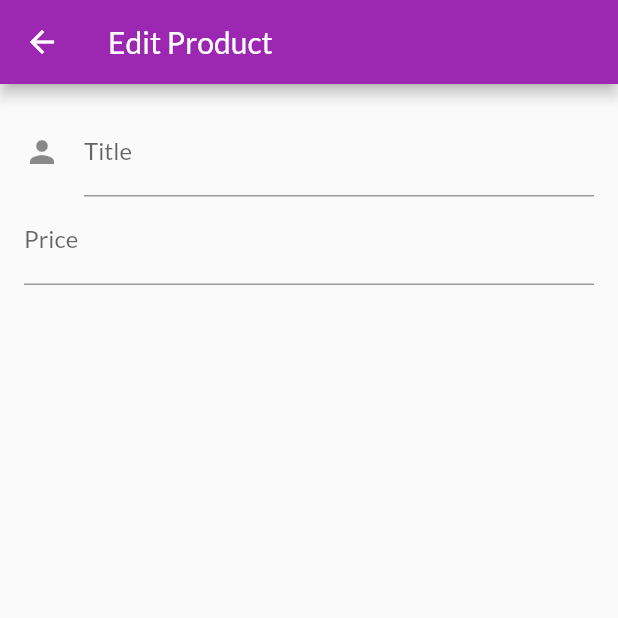
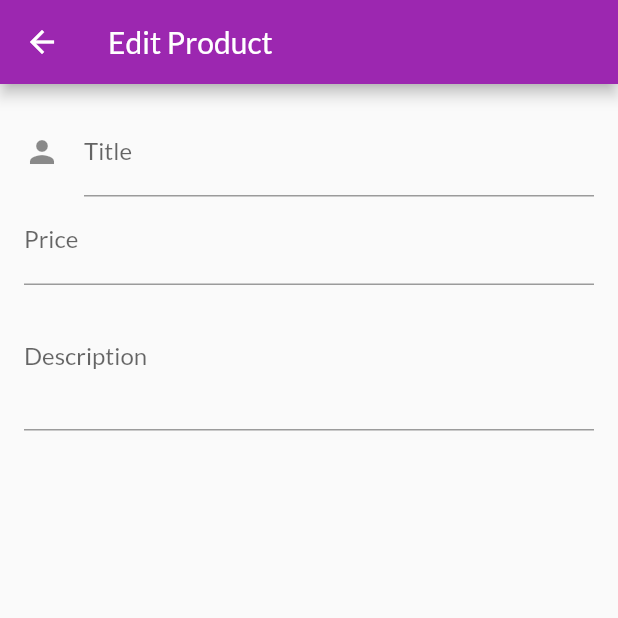
Before and after one commit to kicok/flutter_shop_state, a Flutter app: the EditProductScreen screen opened by its route, on a phone screen of 412 x 824 dp, the top half of it. Run offline on Flutter 3.47's test engine with Material 2 defaults, Android fonts, the phone set to English and light mode, and no system bars; network calls fail.

Commit message:
Multiline INputs & Disposing Objects(FocusNode)

```diff
--- a/lib/screens/edit_product_screen.dart
+++ b/lib/screens/edit_product_screen.dart
@@ -8,6 +8,14 @@ class EditProductScreen extends StatefulWidget {
 
 class _EditProductScreenState extends State<EditProductScreen> {
   final _priceFocusNode = FocusNode();
+  final _descriptionNode = FocusNode();
+
+  @override
+  void dispose() {
+    _priceFocusNode.dispose();
+    _descriptionNode.dispose();
+    super.dispose();
+  }
 
   @override
   Widget build(BuildContext context) {
@@ -36,6 +44,15 @@ class _EditProductScreenState extends State<EditProductScreen> {
                 textInputAction: TextInputAction.next,
                 keyboardType: TextInputType.number,
                 focusNode: _priceFocusNode,
+                onFieldSubmitted: (value) {
+                  FocusScope.of(context).requestFocus(_descriptionNode);
+                },
+              ),
+              TextFormField(
+                decoration: InputDecoration(labelText: 'Description'),
+                maxLines: 3,
+                keyboardType: TextInputType.multiline,
+                focusNode: _descriptionNode,
               ),
             ],
           ),
```
